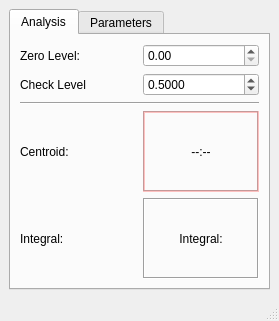
NeutrinoToolkit/Neutrino, file UIs/nFocalSpot.ui: the form before one commit.
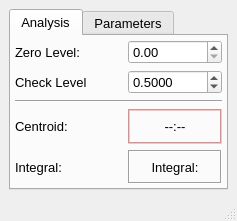
The form after the commit.

Commit message: fixed scanbrightness in python setData method

Patch:
```diff
--- a/UIs/nFocalSpot.ui
+++ b/UIs/nFocalSpot.ui
@@ -6,8 +6,8 @@
    <rect>
     <x>0</x>
     <y>0</y>
-    <width>279</width>
-    <height>321</height>
+    <width>213</width>
+    <height>221</height>
    </rect>
   </property>
   <property name="windowTitle">
@@ -28,7 +28,7 @@
      <widget class="QTabWidget" name="tabWidget">
       <property name="font">
        <font>
-        <pointsize>9</pointsize>
+        <pointsize>10</pointsize>
        </font>
       </property>
       <property name="currentIndex">
@@ -39,8 +39,16 @@
         <string>Analysis</string>
        </attribute>
        <layout class="QGridLayout" name="gridLayout_2">
+        <property name="margin">
+         <number>4</number>
+        </property>
         <item row="1" column="0" colspan="2">
          <widget class="QLabel" name="label_4">
+          <property name="font">
+           <font>
+            <pointsize>10</pointsize>
+           </font>
+          </property>
           <property name="text">
            <string>Check Level</string>
           </property>
@@ -48,6 +56,11 @@
         </item>
         <item row="1" column="2" colspan="2">
          <widget class="QDoubleSpinBox" name="check_dsb">
+          <property name="font">
+           <font>
+            <pointsize>10</pointsize>
+           </font>
+          </property>
           <property name="decimals">
            <number>4</number>
           </property>
@@ -64,6 +77,11 @@
         </item>
         <item row="0" column="2" colspan="2">
          <widget class="QDoubleSpinBox" name="zero_dsb">
+          <property name="font">
+           <font>
+            <pointsize>10</pointsize>
+           </font>
+          </property>
           <property name="maximum">
            <double>999999999.000000000000000</double>
           </property>
@@ -74,6 +92,11 @@
         </item>
         <item row="0" column="0" colspan="2">
          <widget class="QLabel" name="label_2">
+          <property name="font">
+           <font>
+            <pointsize>10</pointsize>
+           </font>
+          </property>
           <property name="text">
            <string>Zero Level:</string>
           </property>
@@ -81,6 +104,11 @@
         </item>
         <item row="2" column="0" colspan="4">
          <widget class="Line" name="line">
+          <property name="font">
+           <font>
+            <pointsize>10</pointsize>
+           </font>
+          </property>
           <property name="orientation">
            <enum>Qt::Horizontal</enum>
           </property>
@@ -88,6 +116,11 @@
         </item>
         <item row="4" column="0">
          <widget class="QLabel" name="label">
+          <property name="font">
+           <font>
+            <pointsize>10</pointsize>
+           </font>
+          </property>
           <property name="text">
            <string>Centroid: </string>
           </property>
@@ -510,6 +543,11 @@
             </disabled>
            </palette>
           </property>
+          <property name="font">
+           <font>
+            <pointsize>10</pointsize>
+           </font>
+          </property>
           <property name="frameShape">
            <enum>QFrame::Box</enum>
           </property>
@@ -526,6 +564,11 @@
         </item>
         <item row="5" column="0">
          <widget class="QLabel" name="label_6">
+          <property name="font">
+           <font>
+            <pointsize>10</pointsize>
+           </font>
+          </property>
           <property name="text">
            <string>Integral:</string>
           </property>
@@ -533,6 +576,11 @@
         </item>
         <item row="5" column="2" colspan="2">
          <widget class="QLabel" name="integral_lbl">
+          <property name="font">
+           <font>
+            <pointsize>10</pointsize>
+           </font>
+          </property>
           <property name="frameShape">
            <enum>QFrame::Box</enum>
           </property>
@@ -554,6 +602,9 @@
         <string>Parameters</string>
        </attribute>
        <layout class="QGridLayout" name="gridLayout_3">
+        <property name="margin">
+         <number>4</number>
+        </property>
         <item row="0" column="1" colspan="2">
          <widget class="QDoubleSpinBox" name="doubleSpinBox">
           <property name="value">
```
The commit also changes 1 other file.
